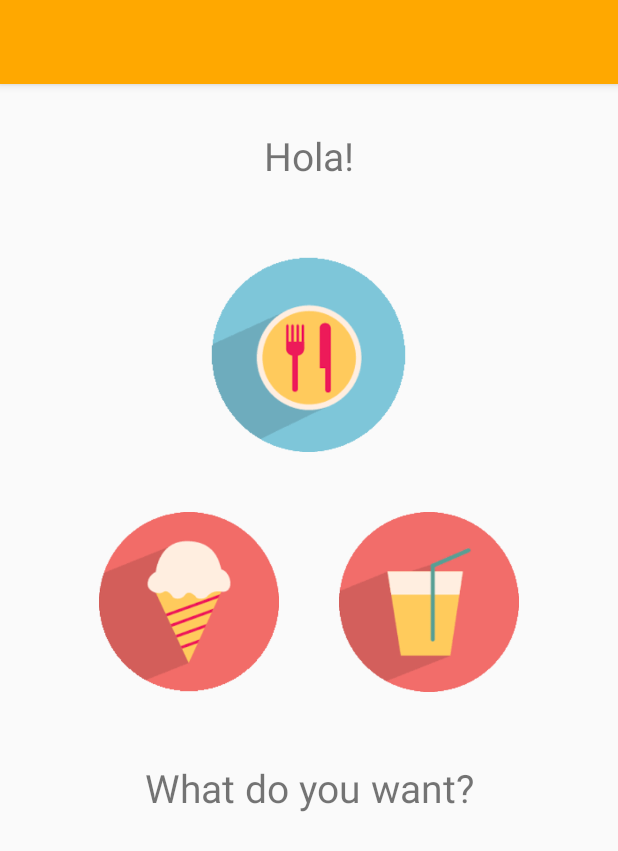
After one commit to martic20/kiwwiApp, an Android app: the layout activity_menu2.xml on its own in the app's theme, with its tools: preview values and no code run, on a phone screen of 412 x 824 dp. The commit adds this screen. Shown: the top 851 px of the screen. Run offline under Robolectric (Android 15) with nearby library versions, the phone set to English and light mode, and no system bars.

Commit message:
Menu for choose type of food made

```diff
--- a/Img/app/src/main/AndroidManifest.xml
+++ b/Img/app/src/main/AndroidManifest.xml
@@ -25,7 +25,8 @@
         <activity android:name=".InitialScreen" />
         <activity android:name=".About" />
         <activity android:name=".verifyEmailActivity" />
-        <activity android:name=".Description_Activity"></activity>
+        <activity android:name=".Description_Activity" />
+        <activity android:name=".menuActivity"></activity>
     </application>
 
 </manifest>
--- a/Img/app/src/main/java/local/martic20/img/MyAdapter.java
+++ b/Img/app/src/main/java/local/martic20/img/MyAdapter.java
@@ -43,7 +43,7 @@ public class MyAdapter extends RecyclerView.Adapter<MyAdapter.ElementViewHolder>
         public void onClick(View v) {
             if (v.getId() == order.getId()){
                Intent intent= new Intent(v.getContext(), Description_Activity.class);
-
+                intent.putExtra("type",menuActivity.type);
                 intent.putExtra("ID", getAdapterPosition());
                 v.getContext().startActivity(intent);
 
--- a/Img/app/src/main/res/drawable/shadow.xml
+++ b/Img/app/src/main/res/drawable/shadow.xml
@@ -2,6 +2,6 @@
 <shape xmlns:android="http://schemas.android.com/apk/res/android" android:shape="rectangle">
     <gradient
         android:startColor="@android:color/transparent"
-        android:endColor="#44000000"
+        android:endColor="@android:color/transparent"
         android:angle="90"/>
 </shape>
--- /dev/null
+++ b/Img/app/src/main/res/layout-land/activity_menu2.xml
@@ -0,0 +1,87 @@
+<?xml version="1.0" encoding="utf-8"?>
+<LinearLayout xmlns:android="http://schemas.android.com/apk/res/android"
+    xmlns:app="http://schemas.android.com/apk/res-auto"
+    xmlns:tools="http://schemas.android.com/tools"
+    android:id="@+id/activity_menu2"
+    android:layout_width="match_parent"
+    android:layout_height="match_parent"
+    android:orientation="vertical"
+    tools:context="local.martic20.img.menuActivity">
+
+
+    <android.support.v7.widget.Toolbar
+        android:id="@+id/my_toolbar"
+        android:layout_width="match_parent"
+        android:layout_height="?attr/actionBarSize"
+        android:background="@color/colorPrimary"
+        android:elevation="4dp"
+        android:title=""
+        />
+
+
+        <LinearLayout
+            android:layout_width="match_parent"
+            android:layout_height="wrap_content"
+            android:orientation="vertical">
+
+            <TextView
+                android:id="@+id/intro"
+                android:layout_width="match_parent"
+                android:layout_height="wrap_content"
+                android:layout_weight="1"
+                android:padding="10dp"
+                android:text="Hola!"
+                android:textAlignment="center"
+                android:textSize="26sp" />
+
+
+
+            <LinearLayout
+                android:layout_width="match_parent"
+                android:layout_height="wrap_content"
+                android:gravity="center"
+                android:orientation="horizontal">
+                <ImageButton
+                    android:id="@+id/maincourse"
+                    android:layout_width="100dp"
+                    android:scaleType="centerCrop"
+                    android:layout_height="100dp"
+                    android:layout_margin="20dp"
+                    android:background="@drawable/shadow"
+                    android:onClick="maincourse"
+                    app:srcCompat="@drawable/maincourse" />
+                <ImageButton
+                    android:id="@+id/dessert"
+                    android:layout_width="100dp"
+                    android:layout_height="100dp"
+                    android:scaleType="centerCrop"
+                    android:layout_margin="20dp"
+                    android:background="@drawable/shadow"
+                    android:onClick="dessert"
+                    app:srcCompat="@drawable/dessert" />
+
+                <ImageButton
+                    android:id="@+id/drink"
+                    android:layout_width="100dp"
+                    android:layout_height="100dp"
+                    android:layout_margin="20dp"
+                    android:scaleType="centerCrop"
+                    android:background="@drawable/shadow"
+                    android:onClick="drink"
+                    app:srcCompat="@drawable/drink" />
+            </LinearLayout>
+            <TextView
+                android:id="@+id/question"
+                android:layout_width="match_parent"
+                android:layout_height="wrap_content"
+                android:layout_weight="1"
+                android:padding="10dp"
+                android:text="What do you want?"
+                android:textAlignment="center"
+                android:textSize="26sp" />
+
+        </LinearLayout>
+
+
+
+</LinearLayout>
--- /dev/null
+++ b/Img/app/src/main/res/layout/activity_menu2.xml
@@ -0,0 +1,96 @@
+<?xml version="1.0" encoding="utf-8"?>
+<LinearLayout xmlns:android="http://schemas.android.com/apk/res/android"
+    xmlns:app="http://schemas.android.com/apk/res-auto"
+    xmlns:tools="http://schemas.android.com/tools"
+    android:id="@+id/activity_menu2"
+    android:layout_width="match_parent"
+    android:layout_height="match_parent"
+    android:orientation="vertical"
+    tools:context="local.martic20.img.menuActivity">
+
+
+    <android.support.v7.widget.Toolbar
+        android:id="@+id/my_toolbar"
+        android:layout_width="match_parent"
+        android:layout_height="?attr/actionBarSize"
+        android:background="@color/colorPrimary"
+        android:elevation="4dp"
+        android:title=""
+        />
+
+
+        <LinearLayout
+            android:layout_width="match_parent"
+            android:layout_height="wrap_content"
+            android:orientation="vertical">
+
+            <TextView
+                android:id="@+id/intro"
+                android:layout_width="match_parent"
+                android:layout_height="wrap_content"
+                android:layout_weight="1"
+                android:padding="30dp"
+                android:text="Hola!"
+                android:textAlignment="center"
+                android:textSize="26sp" />
+
+            <LinearLayout
+                android:layout_width="match_parent"
+                android:layout_height="wrap_content"
+
+                android:gravity="center"
+                android:orientation="horizontal">
+
+                <ImageButton
+                    android:id="@+id/maincourse"
+                    android:layout_width="130dp"
+                    android:scaleType="centerCrop"
+                    android:layout_height="130dp"
+            android:layout_margin="20dp"
+                    android:background="@drawable/shadow"
+                    android:onClick="maincourse"
+                    app:srcCompat="@drawable/maincourse" />
+            </LinearLayout>
+
+            <LinearLayout
+                android:layout_width="match_parent"
+                android:layout_height="wrap_content"
+
+                android:gravity="center"
+                android:orientation="horizontal">
+
+                <ImageButton
+                    android:id="@+id/dessert"
+                    android:layout_width="120dp"
+                    android:layout_height="120dp"
+                    android:scaleType="centerCrop"
+                    android:layout_margin="20dp"
+                    android:background="@drawable/shadow"
+                    android:onClick="dessert"
+                    app:srcCompat="@drawable/dessert" />
+
+                <ImageButton
+                    android:id="@+id/drink"
+                    android:layout_width="120dp"
+                    android:layout_height="120dp"
+                    android:layout_margin="20dp"
+                    android:scaleType="centerCrop"
+                    android:background="@drawable/shadow"
+                    android:onClick="drink"
+                    app:srcCompat="@drawable/drink" />
+            </LinearLayout>
+            <TextView
+                android:id="@+id/question"
+                android:layout_width="match_parent"
+                android:layout_height="wrap_content"
+                android:layout_weight="1"
+                android:padding="26dp"
+                android:text="What do you want?"
+                android:textAlignment="center"
+                android:textSize="26sp" />
+
+        </LinearLayout>
+
+
+
+</LinearLayout>
--- a/Img/app/src/main/res/values/colors.xml
+++ b/Img/app/src/main/res/values/colors.xml
@@ -10,6 +10,7 @@
     <color name="shadow">#72000000</color>
     <color name="light">#9defefef</color>
     <color name="rateBox">#5c9c13</color>
+    <color name="blue">#5270ff</color>
 
 
     <color name="text_title">#2e2e2e</color>
```
Also changed, not shown: Img/app/src/main/java/local/martic20/img/Description_Activity.java (+11 -3 lines), Img/app/src/main/java/local/martic20/img/Elements.java (+8 -0 lines), Img/app/src/main/java/local/martic20/img/InitialScreen.java (+28 -42 lines), Img/app/src/main/java/local/martic20/img/menuActivity.java (added, +174 -0 lines), Img/app/src/main/res/layout/activity_description_.xml (+30 -1 lines), Img/app/src/main/res/drawable/dessert.png (added), Img/app/src/main/res/drawable/dessert5.jpg (added), Img/app/src/main/res/drawable/dessert6.jpg (added), Img/app/src/main/res/drawable/drink.png (added), Img/app/src/main/res/drawable/drink7.jpg (added), Img/app/src/main/res/drawable/drink8.jpg (added), Img/app/src/main/res/drawable/maincourse.png (added), 2 other files.
